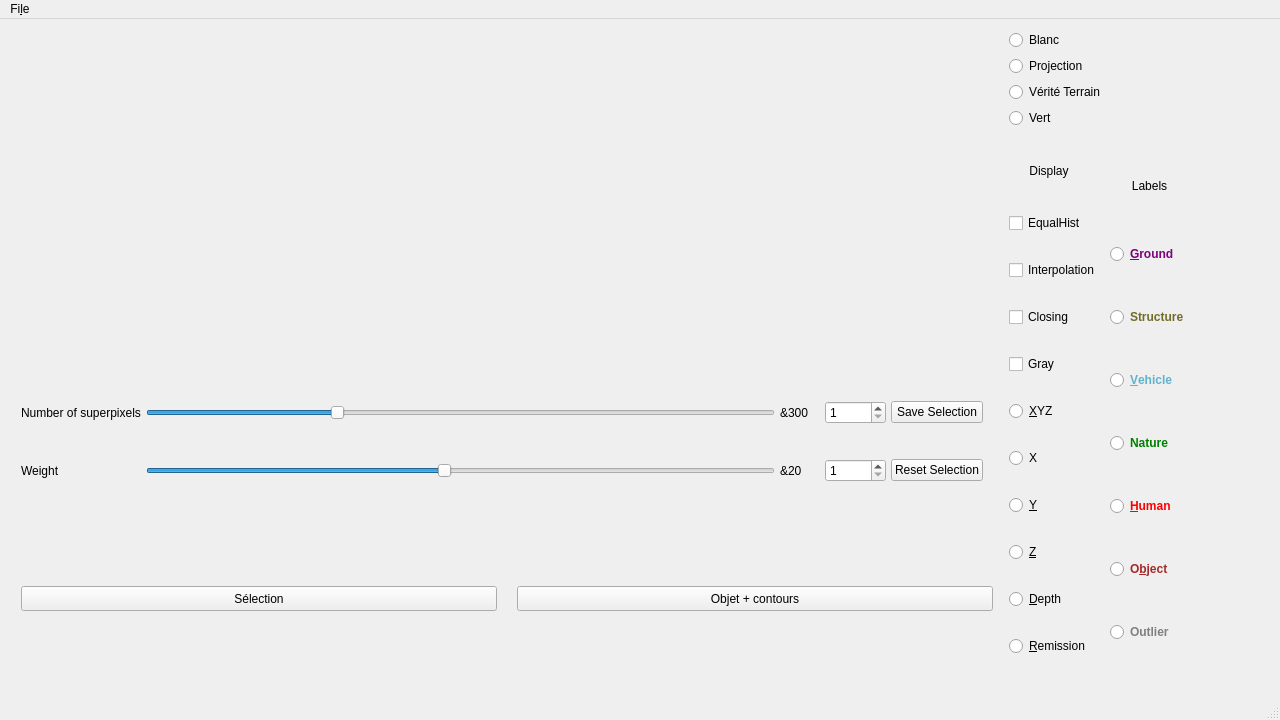
Old version of the form src/mainwindow.ui in the repository arthurjm/pfe.
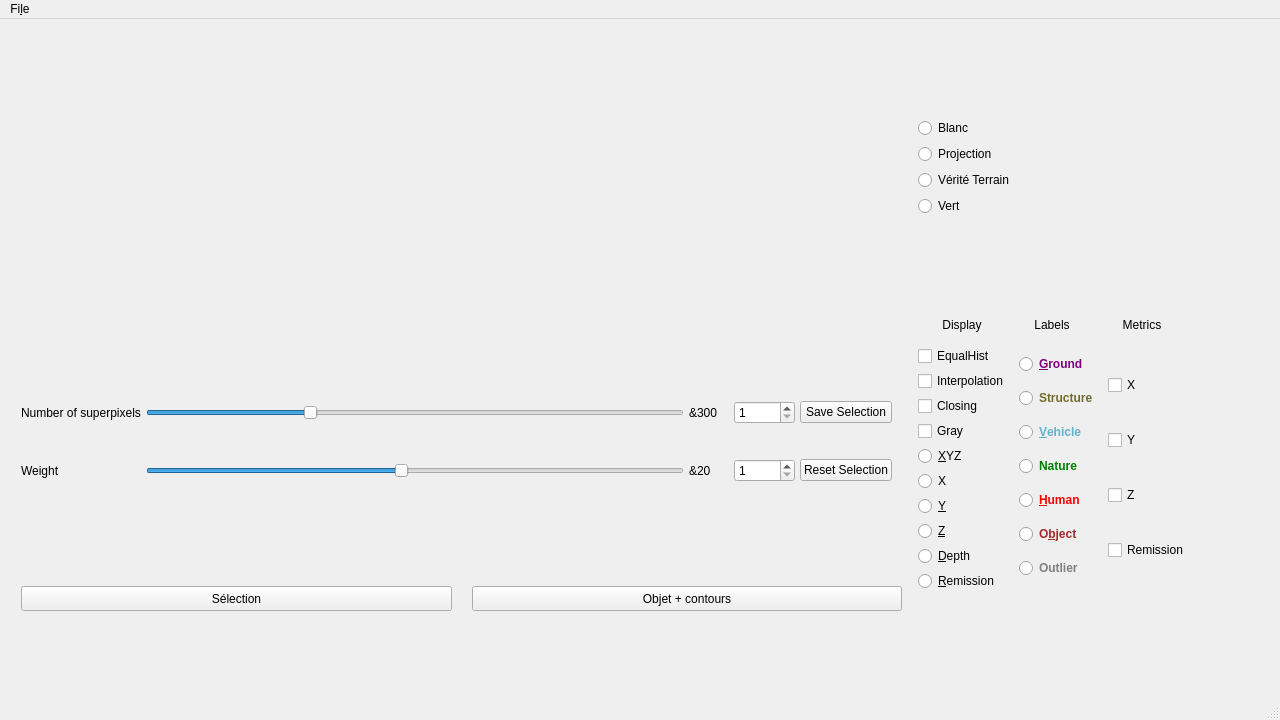
New version of the form. Custom widgets are drawn as their Qt base class.

Commit message: slic modification using normalized raw data (centers, gradient), add metrics for computeDistance (remove spatial 2D distance), update ui for metrics, remove computation of SP during display change, update range image for normalized values and interpolated values

The edit to the form file:
```diff
--- a/src/mainwindow.ui
+++ b/src/mainwindow.ui
@@ -306,7 +306,97 @@
          </item>
         </layout>
        </item>
-       <item row="2" column="1">
+       <item row="1" column="1">
+        <layout class="QVBoxLayout" name="rangeImageButtons">
+         <item>
+          <layout class="QHBoxLayout" name="titleButtons">
+           <item>
+            <widget class="QLabel" name="displayLabel">
+             <property name="minimumSize">
+              <size>
+               <width>50</width>
+               <height>30</height>
+              </size>
+             </property>
+             <property name="maximumSize">
+              <size>
+               <width>80</width>
+               <height>30</height>
+              </size>
+             </property>
+             <property name="text">
+              <string>Display</string>
+             </property>
+             <property name="textFormat">
+              <enum>Qt::AutoText</enum>
+             </property>
+             <property name="scaledContents">
+              <bool>false</bool>
+             </property>
+             <property name="alignment">
+              <set>Qt::AlignCenter</set>
+             </property>
+            </widget>
+           </item>
+           <item>
+            <widget class="QLabel" name="label_label">
+             <property name="minimumSize">
+              <size>
+               <width>50</width>
+               <height>30</height>
+              </size>
+             </property>
+             <property name="maximumSize">
+              <size>
+               <width>80</width>
+               <height>30</height>
+              </size>
+             </property>
+             <property name="text">
+              <string>Labels</string>
+             </property>
+             <property name="textFormat">
+              <enum>Qt::AutoText</enum>
+             </property>
+             <property name="scaledContents">
+              <bool>false</bool>
+             </property>
+             <property name="alignment">
+              <set>Qt::AlignCenter</set>
+             </property>
+            </widget>
+           </item>
+           <item>
+            <widget class="QLabel" name="metric_metric">
+             <property name="minimumSize">
+              <size>
+               <width>50</width>
+               <height>30</height>
+              </size>
+             </property>
+             <property name="maximumSize">
+              <size>
+               <width>80</width>
+               <height>30</height>
+              </size>
+             </property>
+             <property name="text">
+              <string>Metrics</string>
+             </property>
+             <property name="textFormat">
+              <enum>Qt::AutoText</enum>
+             </property>
+             <property name="scaledContents">
+              <bool>false</bool>
+             </property>
+             <property name="alignment">
+              <set>Qt::AlignCenter</set>
+             </property>
+            </widget>
+           </item>
+          </layout>
+         </item>
+         <item>
         <layout class="QHBoxLayout" name="clButtons">
          <property name="spacing">
           <number>10</number>
@@ -338,34 +428,6 @@
             <property name="bottomMargin">
              <number>0</number>
             </property>
-            <item>
-             <widget class="QLabel" name="displayLabel">
-              <property name="minimumSize">
-               <size>
-                <width>50</width>
-                <height>30</height>
-               </size>
-              </property>
-              <property name="maximumSize">
-               <size>
-                <width>80</width>
-                <height>30</height>
-               </size>
-              </property>
-              <property name="text">
-               <string>Display</string>
-              </property>
-              <property name="textFormat">
-               <enum>Qt::AutoText</enum>
-              </property>
-              <property name="scaledContents">
-               <bool>false</bool>
-              </property>
-              <property name="alignment">
-               <set>Qt::AlignCenter</set>
-              </property>
-             </widget>
-            </item>
             <item>
              <widget class="QCheckBox" name="display_Hist">
               <property name="text">
@@ -469,34 +531,6 @@
             <property name="bottomMargin">
              <number>0</number>
             </property>
-            <item>
-             <widget class="QLabel" name="label_label">
-              <property name="minimumSize">
-               <size>
-                <width>50</width>
-                <height>30</height>
-               </size>
-              </property>
-              <property name="maximumSize">
-               <size>
-                <width>80</width>
-                <height>30</height>
-               </size>
-              </property>
-              <property name="text">
-               <string>Labels</string>
-              </property>
-              <property name="textFormat">
-               <enum>Qt::AutoText</enum>
-              </property>
-              <property name="scaledContents">
-               <bool>false</bool>
-              </property>
-              <property name="alignment">
-               <set>Qt::AlignCenter</set>
-              </property>
-             </widget>
-            </item>
             <item>
              <widget class="QRadioButton" name="label_Ground">
               <property name="font">
@@ -615,6 +649,40 @@
            </layout>
           </widget>
          </item>
+           <item>
+            <layout class="QVBoxLayout" name="metricsButtons">
+             <item>
+              <widget class="QCheckBox" name="metric_X">
+               <property name="text">
+                <string>X</string>
+               </property>
+              </widget>
+             </item>
+             <item>
+              <widget class="QCheckBox" name="metric_Y">
+               <property name="text">
+                <string>Y</string>
+               </property>
+              </widget>
+             </item>
+             <item>
+              <widget class="QCheckBox" name="metric_Z">
+               <property name="text">
+                <string>Z</string>
+               </property>
+              </widget>
+             </item>
+             <item>
+              <widget class="QCheckBox" name="metric_remission">
+               <property name="text">
+                <string>Remission</string>
+               </property>
+              </widget>
+             </item>
+            </layout>
+           </item>
+          </layout>
+         </item>
         </layout>
        </item>
       </layout>
```
Left out of the diff: 199 changed lines with no effect on the pictures. Lines whose indentation alone changed are shown as unchanged. The commit also changes 9 other files.
